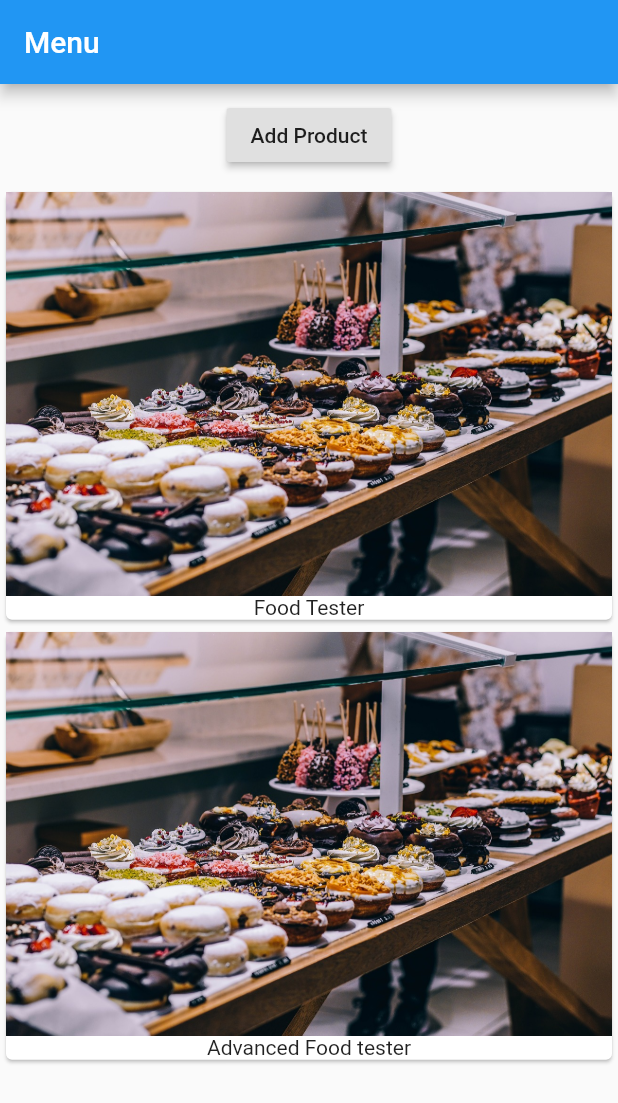
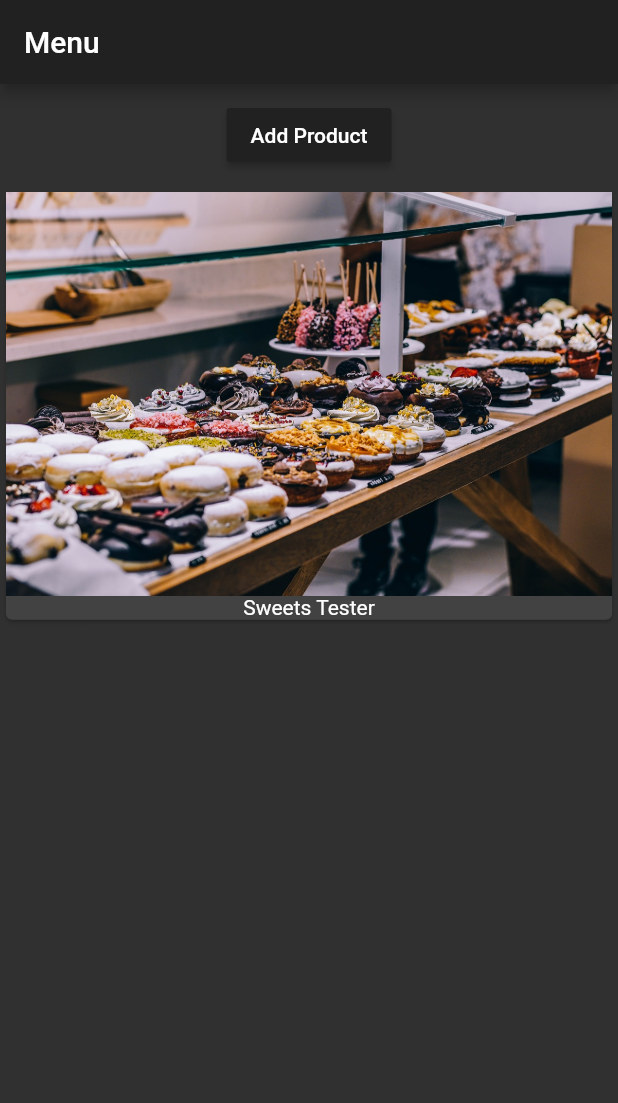
Before and after one commit to rafaelqueiroz88/learning-flutter, a Flutter app: the screen it shows after launch, after a tap on "Add Product", on a phone screen of 412 x 824 dp. Shown: the top 1103 px of the screen. Run offline on Flutter 3.47's test engine with Material 2 defaults, Android fonts, the phone set to English and light mode, and no system bars.

Commit message:
Trabalhando com widgets

```diff
--- a/lib/main.dart
+++ b/lib/main.dart
@@ -1,4 +1,15 @@
 import 'package:flutter/material.dart';
+
+// Renderizando erros em tela
+// import 'package:flutter/rendering.dart';
+
+/**
+ * Permite utilizar funções como: debugPaintSizeEnable = true
+ * Exibe detalhes estruturais das widgets em tela com marcações sobre as mesmas
+ * Ex. espaçamento dos botões, margem e etc...
+ */
+
+import './product_manager.dart';
 
 // Método alternativo
 // main() {
@@ -21,59 +32,24 @@ main() => runApp(MyApp());
 //   }
 // }
 
-// StatelessWidget foi herdada de material.dart (não utilizado por hora)
 
-// StatefulWidget foi herdada de material.dart
-class MyApp extends StatefulWidget {
-
-  @override
-  State<StatefulWidget> createState() {
-
-    return _MyAppState();
-  }
-}
-
-// O _ afrente do nome da classe, é uma convenção para classes que não serão chamadas fora desta classe
-// e sim, para outra classe dentro do mesmo escopo
-class _MyAppState extends State<MyApp> {
-
-  // O _ frente ao nome da propriedade, é utilizado como convenção quando
-  // a propriedade será utilizada somente dentro desta classe
-  List<String> _products = ['Food Tester'];
+class MyApp extends StatelessWidget {
 
   @override
   Widget build(BuildContext context) {
     return MaterialApp(
+      // Material style properties
+      theme: ThemeData(
+        primarySwatch: Colors.deepOrange,
+        accentColor: Colors.deepPurple,
+        brightness: Brightness.dark,
+      ),
+      // Material style properties end
       home: Scaffold(
         appBar: AppBar(
           title: Text("Menu"),
         ),
-        body: Column(
-          children: [
-            Container(
-              margin: EdgeInsets.all(10.0),
-              child: RaisedButton(
-                onPressed: () {
-                  setState(() {  // Função disponibilizada pelo flutter
-                    _products.add("Advanced Food tester");
-                    print(_products);
-                  });
-                }, // Chamada anonima (e no caso, função vazia/sem retorno)
-                child: Text("Add Product"),
-              ),
-            ),
-            Column(
-              children: _products.map((element) => Card(
-                child: Column(
-                  children: <Widget>[
-                    Image.asset("assets/food.jpg"),
-                    Text(element),
-                  ],
-                ),
-              ),).toList()
-            )
-          ],
-        ),
+        body: ProductManager(),
       ),
     );
   }
--- /dev/null
+++ b/lib/product_control.dart
@@ -0,0 +1,21 @@
+import 'package:flutter/material.dart';
+
+class ProductControl extends StatelessWidget {
+
+  final Function addProduct;
+
+  ProductControl(this.addProduct);
+
+  @override
+  Widget build(BuildContext context) {
+
+    // TODO: implement build
+    return RaisedButton(
+        color: Theme.of(context).primaryColor,
+        onPressed: () {
+          addProduct("Sweets Tester");
+        }, // Chamada anonima (e no caso, função vazia/sem retorno)
+        child: Text("Add Product"),
+      );
+  }
+}
--- /dev/null
+++ b/lib/product_manager.dart
@@ -0,0 +1,68 @@
+/**
+ * Imports
+ */
+import 'package:flutter/material.dart';
+import './products.dart';
+import './product_control.dart';
+
+// StatelessWidget foi herdada de material.dart (não utilizado por hora)
+// StatefulWidget foi herdada de material.dart
+
+class ProductManager extends StatefulWidget {
+
+  final String startingProduct;
+
+  // Atribuindo um valor padrão, e dizendo para a instancia que o valor a ser passado
+  // É o startingProduct, nesse caso
+  ProductManager({this.startingProduct});
+
+  @override
+  State<StatefulWidget> createState() {
+    // TODO: implement createState
+    return _ProductManager();
+  }
+}
+
+// O _ afrente do nome da classe, é uma convenção para classes que não serão chamadas fora desta classe
+// e sim, para outra classe dentro do mesmo escopo
+class _ProductManager extends State<ProductManager> {
+
+  // O _ frente ao nome da propriedade, é utilizado como convenção quando
+  // a propriedade será utilizada somente dentro desta classe
+  List<String> _products = [];
+
+  @override
+  void initState() {
+    // O uso de widget é disponibilizado pela herança de State
+    // seu uso permite acessar propriedades da classe informada (no caso ProductManager)
+    if(widget.startingProduct != null)
+      _products.add(widget.startingProduct);
+
+    super.initState();
+  }
+
+  @override
+  void didUpdateWidget(ProductManager oldWidget) {
+    // TODO: implement didUpdateWidget
+    super.didUpdateWidget(oldWidget);
+  }
+
+  void _updateProduct(String product) {
+
+    setState(() {  // Função disponibilizada pelo flutter
+      print(_products);
+      _products.add(product);
+    });
+  }
+
+  @override
+  Widget build(BuildContext context) {
+    // TODO: implement build
+    return Column(children: [Container(
+      margin: EdgeInsets.all(10.0),
+      child: ProductControl(_updateProduct),
+    ),
+    Expanded(child: Products(_products)),
+    ],);
+  }
+}
--- /dev/null
+++ b/lib/products.dart
@@ -0,0 +1,50 @@
+import 'package:flutter/material.dart';
+
+class Products extends StatelessWidget {
+
+  /**
+   * Class properties
+   */
+  final List<String> products;
+
+  // Atribuindo valor padrão no construtor, no caso um valor vazio
+  Products([this.products = const []]);
+
+  Widget _buildProductionItem(BuildContext context, int index) {
+    return Card(
+        child: Column(
+          children: <Widget>[
+            Image.asset("assets/food.jpg"),
+            Text(products[index]),
+          ],
+        ),
+      );
+  }
+
+  Widget _buildProductsList() {
+
+    // Condicional convencional (aceita multiplas condições)
+    Widget productCard = Center(child: Text("There are no foods in here. Please add some!"),);
+    if(products.length > 0) {
+
+      productCard = ListView.builder(
+        itemBuilder: _buildProductionItem,
+        itemCount: products.length,
+      );
+    }
+
+    return productCard;
+
+    // Alternativa para condicionais simples
+    // return products.length > 0 ? ListView.builder(
+    //   itemBuilder: _buildProductionItem,
+    //   itemCount: products.length,
+    // ) : Center(child: Text("There are no foods in here. Please add some!"),);
+  }
+
+  @override
+  Widget build(BuildContext context) {
+
+    return _buildProductsList();
+  }
+}
```
